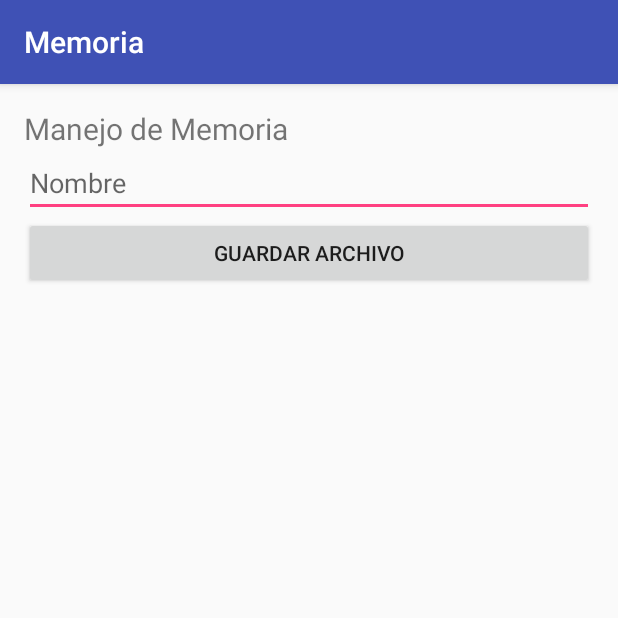
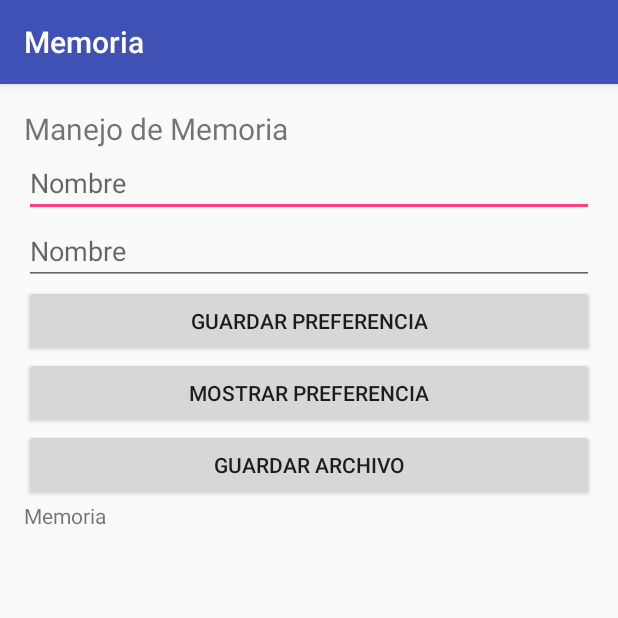
Before and after one commit to DevCH43/Memoria, an Android app: the screen it shows after launch (MainActivity), on a phone screen of 412 x 824 dp, the top half of it. Run offline under Robolectric (Android 15) with nearby library versions, the phone set to English and light mode, and no system bars.

Commit message:
Memoria Update 01

```diff
--- a/src/main/AndroidManifest.xml
+++ b/src/main/AndroidManifest.xml
@@ -1,7 +1,6 @@
 <?xml version="1.0" encoding="utf-8"?>
 <manifest xmlns:android="http://schemas.android.com/apk/res/android"
     package="memoria.logydes.com.mx.memoria">
-
     <uses-permission android:name="android.permission.WRITE_EXTERNAL_STORAGE"/>
     <uses-permission android:name="android.permission.READ_EXTERNAL_STORAGE"/>
 
--- a/src/main/res/layout/activity_main.xml
+++ b/src/main/res/layout/activity_main.xml
@@ -24,11 +24,40 @@
         android:layout_height="wrap_content"
         android:hint="@string/hint_Nombre"/>
 
+    <EditText
+        android:id="@+id/etMail"
+        android:layout_width="match_parent"
+        android:layout_height="wrap_content"
+        android:hint="@string/hint_Nombre"/>
+
+    <Button
+        android:id="@+id/btnGuardarPreserencia"
+        android:layout_width="match_parent"
+        android:layout_height="wrap_content"
+        android:text="@string/btnGuardarPreserencia"
+        android:onClick="guardarPreferencia"/>
+
+    <Button
+        android:id="@+id/btnMostraPreserencia"
+        android:layout_width="match_parent"
+        android:layout_height="wrap_content"
+        android:text="@string/btnMostraPreserencia"
+        android:onClick="mostrarPreferencia"/>
+
+
     <Button
         android:id="@+id/btnGuardarArchivo"
         android:layout_width="match_parent"
         android:layout_height="wrap_content"
-        android:text="@string/guardar_archivo"/>
+        android:text="@string/guardar_archivo"
+        android:onClick="generarArchivo"
+        />
+
+    <TextView
+        android:id="@+id/tvPreferenciaCompartida"
+        android:layout_width="match_parent"
+        android:layout_height="wrap_content"
+        android:text="@string/app_name"/>
 
 
 </LinearLayout>
--- a/src/main/res/values/strings.xml
+++ b/src/main/res/values/strings.xml
@@ -2,5 +2,10 @@
     <string name="app_name">Memoria</string>
     <string name="tvTitulo">Manejo de Memoria</string>
     <string name="hint_Nombre">Nombre</string>
+    <string name="hint_Mail">Nombre</string>
+    <string name="etMail">Mail</string>
     <string name="guardar_archivo">Guardar Archivo</string>
+    <string name="btnGuardarPreserencia">Guardar Preferencia</string>
+    <string name="btnMostraPreserencia">Mostrar Preferencia</string>
+    <string name="tvPreferenciaCompartida"></string>
 </resources>
```
Also changed, not shown: src/main/java/memoria/logydes/com/mx/memoria/MainActivity.java (+52 -3 lines).
